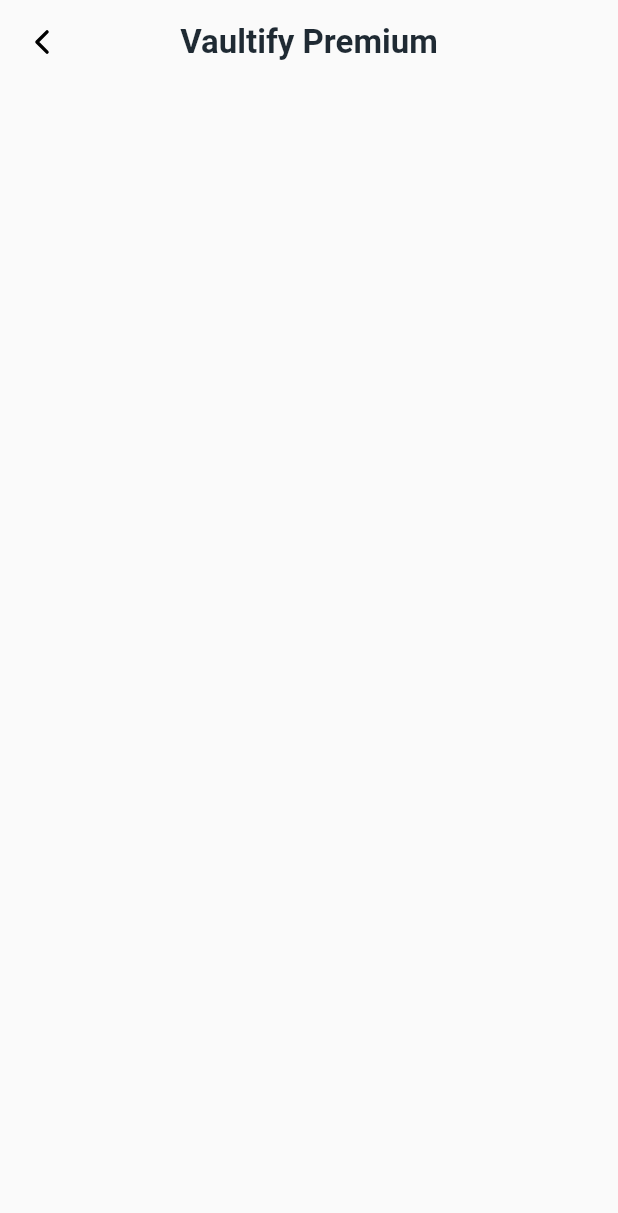
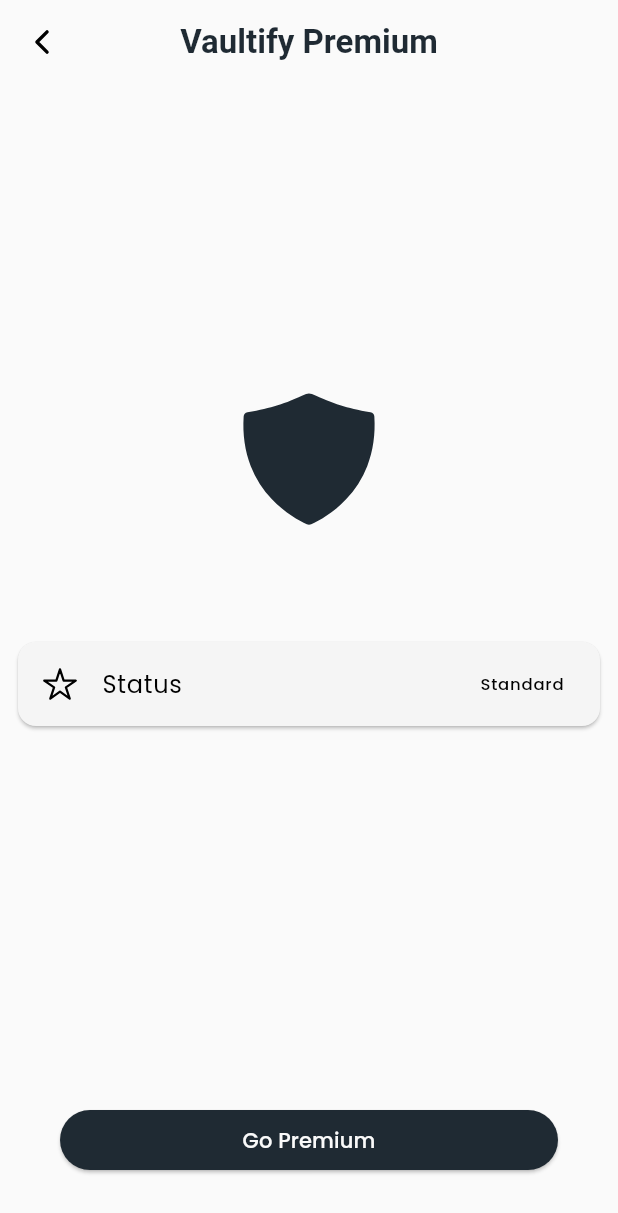
Before and after one commit to danfq/Vaultify, a Flutter app: the GetPremium screen opened directly, on a phone screen of 412 x 824 dp. Shown: the top 1213 px of the screen. Run offline on Flutter 3.47's test engine with Material 3 defaults, Android fonts, the phone set to English and light mode, and no system bars; our stand-ins replace adaptive_theme, flutter_dotenv, flutter_vector_icons, fluttertoast, get, google_fonts and 7 more; missing offline and left inert: flutter_stripe, future_progress_dialog, sensitive_clipboard; accounts and stored records are empty.

Commit message:
Completed 'Premium' Purchase Logic & UI

```diff
--- a/lib/pages/settings/premium/premium.dart
+++ b/lib/pages/settings/premium/premium.dart
@@ -1,13 +1,103 @@
 import 'package:flutter/material.dart';
+import 'package:flutter_vector_icons/flutter_vector_icons.dart';
+import 'package:vaultify/util/services/account/premium.dart';
+import 'package:vaultify/util/services/data/local.dart';
+import 'package:vaultify/util/services/toast/handler.dart';
+import 'package:vaultify/util/widgets/buttons.dart';
 import 'package:vaultify/util/widgets/main.dart';
 
-class GetPremium extends StatelessWidget {
+class GetPremium extends StatefulWidget {
   const GetPremium({super.key});
+
+  @override
+  State<GetPremium> createState() => _GetPremiumState();
+}
+
+class _GetPremiumState extends State<GetPremium> {
+  ///Premium Status
+  bool? premiumStatus;
+
+  ///Get Premium Status
+  Future<void> getPremiumStatus() async {
+    //Premium Status
+    final status = await PremiumHandler.checkPremium();
+
+    //Set Status
+    setState(() {
+      premiumStatus = status;
+    });
+  }
+
+  @override
+  void initState() {
+    super.initState();
+
+    //Get Premium Status
+    getPremiumStatus();
+  }
 
   @override
   Widget build(BuildContext context) {
     return Scaffold(
       appBar: MainWidgets.appBar(title: const Text("Vaultify Premium")),
+      body: SafeArea(
+        child: Column(
+          mainAxisAlignment: MainAxisAlignment.center,
+          mainAxisSize: MainAxisSize.max,
+          children: [
+            //Icon
+            const Icon(Ionicons.ios_shield, size: 100.0),
+
+            //Spacing
+            const SizedBox(height: 60.0),
+
+            //Current Status
+            Padding(
+              padding: const EdgeInsets.all(8.0),
+              child: Card(
+                child: ListTile(
+                  leading: Icon(
+                    premiumStatus ?? false
+                        ? Ionicons.ios_star
+                        : Ionicons.ios_star_outline,
+                  ),
+                  title: const Text("Status"),
+                  trailing: Text(
+                    premiumStatus ?? false ? "Premium" : "Standard",
+                  ),
+                ),
+              ),
+            ),
+          ],
+        ),
+      ),
+      bottomNavigationBar: Padding(
+        padding: const EdgeInsets.all(40.0),
+        child: Buttons.elevated(
+          enabled: !(premiumStatus ?? false),
+          text: premiumStatus ?? false ? "Already Premium" : "Go Premium",
+          onTap: () async {
+            //Purchase Premium
+            final status = await PremiumHandler.purchasePremium();
+
+            //Set Premium Status
+            await LocalData.updateValue(
+              box: "premium",
+              item: "status",
+              value: status,
+            );
+
+            setState(() {
+              premiumStatus = status;
+            });
+
+            //Notify User Accordingly
+            if (premiumStatus ?? true) {
+              ToastHandler.toast(message: "Thanks for your support!");
+            }
+          },
+        ),
+      ),
     );
   }
 }
--- a/lib/util/services/account/handler.dart
+++ b/lib/util/services/account/handler.dart
@@ -14,6 +14,26 @@
 
   ///Cached User
   static final Map cachedUser = LocalData.boxData(box: "user")["info"] ?? {};
+
+  ///Get User Data
+  static Future<Map> getUserData() async {
+    //Check Current User
+    if (currentUser != null) {
+      //User Data
+      final userData = await Supabase.instance.client
+          .from("users")
+          .select()
+          .eq(
+            "id",
+            currentUser!.id,
+          )
+          .limit(1);
+
+      return userData[0];
+    } else {
+      return {};
+    }
+  }
 
   ///Create Account with `email`, `password` & `username`
   static Future<void> createAccount({
--- a/lib/util/services/data/local.dart
+++ b/lib/util/services/data/local.dart
@@ -10,6 +10,7 @@
     "settings",
     "passwords",
     "security",
+    "premium",
   ];
 
   ///Initialize Hive Storage
--- a/lib/util/services/main.dart
+++ b/lib/util/services/main.dart
@@ -5,6 +5,7 @@
 import 'package:vaultify/pages/security/unlock.dart';
 import 'package:vaultify/pages/vaultify.dart';
 import 'package:vaultify/util/services/account/handler.dart';
+import 'package:vaultify/util/services/account/premium.dart';
 import 'package:vaultify/util/services/data/env.dart';
 import 'package:vaultify/util/services/data/local.dart';
 
@@ -16,6 +17,7 @@
   ///- Environment Variables (DotEnv).
   ///- Local Data (Hive).
   ///- Remote Data (Supabase).
+  ///- Stripe.
   static Future<void> init() async {
     //Widgets Binding
     WidgetsFlutterBinding.ensureInitialized();
@@ -31,6 +33,9 @@
       url: EnvVars.get(name: "SUPABASE_URL"),
       anonKey: EnvVars.get(name: "SUPABASE_KEY"),
     );
+
+    //Premium
+    await PremiumHandler.init();
   }
 
   ///Initial Route
--- a/lib/util/widgets/buttons.dart
+++ b/lib/util/widgets/buttons.dart
@@ -12,9 +12,10 @@
   static ElevatedButton elevated({
     required String text,
     required VoidCallback onTap,
+    bool? enabled,
   }) {
     return ElevatedButton(
-      onPressed: onTap,
+      onPressed: enabled ?? true ? onTap : null,
       style: ElevatedButton.styleFrom(
         backgroundColor:
             _currentTheme ? const Color(0xFFFAFAFA) : const Color(0xFF1F2A33),
@@ -35,9 +36,10 @@
     required String text,
     required IconData icon,
     required VoidCallback onTap,
+    bool? enabled,
   }) {
     return ElevatedButton.icon(
-      onPressed: onTap,
+      onPressed: enabled ?? true ? onTap : null,
       style: ElevatedButton.styleFrom(
         backgroundColor:
             _currentTheme ? const Color(0xFFFAFAFA) : const Color(0xFF1F2A33),
--- a/pubspec.yaml
+++ b/pubspec.yaml
@@ -33,6 +33,8 @@
   swipeable_button_view: ^0.0.2
   pinput: ^5.0.0
   native_auth: ^1.0.6
+  flutter_stripe: ^11.0.0
+  http: ^1.2.2
 
 dev_dependencies:
   flutter_test:
```
Also changed, not shown: lib/util/services/account/premium.dart (+127 -2 lines), pubspec.lock, 6 other files.
